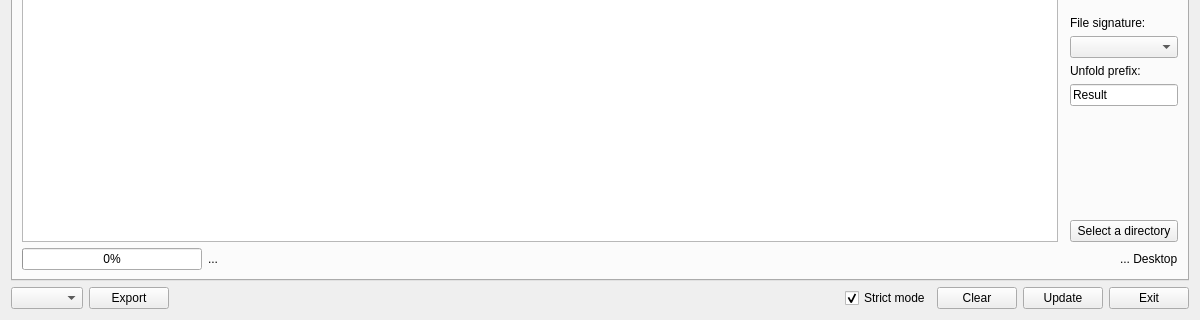
Old version of the form repo/ui/specification.ui in the repository GS90/addFC; both pictures show x 0 to 1200 and y 330 to 650 of the 1200 by 650 pixel window.
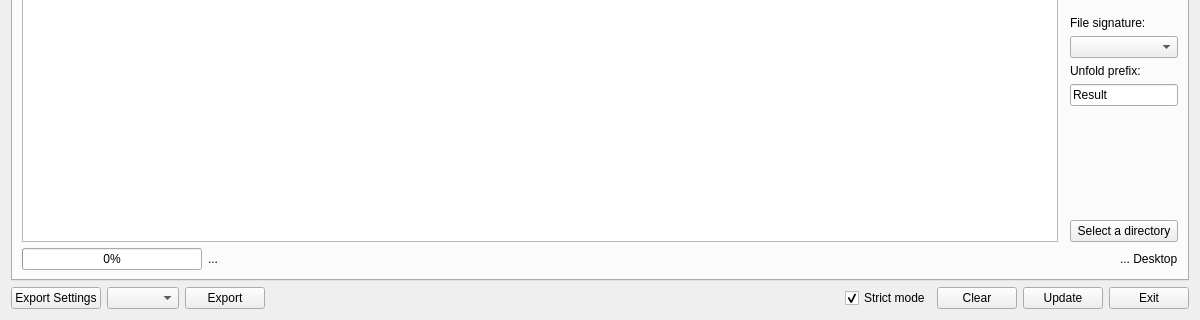
New version of the form. The open tabs and pages were chosen to show the change.

Commit message: BOM: export settings, export to spreadsheet

Patch:
```diff
--- a/repo/ui/specification.ui
+++ b/repo/ui/specification.ui
@@ -286,7 +286,7 @@
         </layout>
        </item>
        <item>
-        <layout class="QHBoxLayout" name="info">
+        <layout class="QHBoxLayout" name="infoSM">
          <item>
           <widget class="QProgressBar" name="progress">
            <property name="maximumSize">
@@ -335,6 +335,13 @@
    </item>
    <item>
     <layout class="QHBoxLayout" name="horizontalLayout">
+     <item>
+      <widget class="QPushButton" name="pushButtonExportSettings">
+       <property name="text">
+        <string>Export Settings</string>
+       </property>
+      </widget>
+     </item>
      <item>
       <widget class="QComboBox" name="comboBoxExport"/>
      </item>
@@ -345,6 +352,13 @@
        </property>
       </widget>
      </item>
+     <item>
+      <widget class="QLabel" name="info">
+       <property name="text">
+        <string/>
+       </property>
+      </widget>
+     </item>
      <item>
       <spacer name="horizontalSpacerLeft">
        <property name="orientation">
```
Left out of the diff: 5 changed lines with no effect on the pictures. The commit also changes 9 other files.
